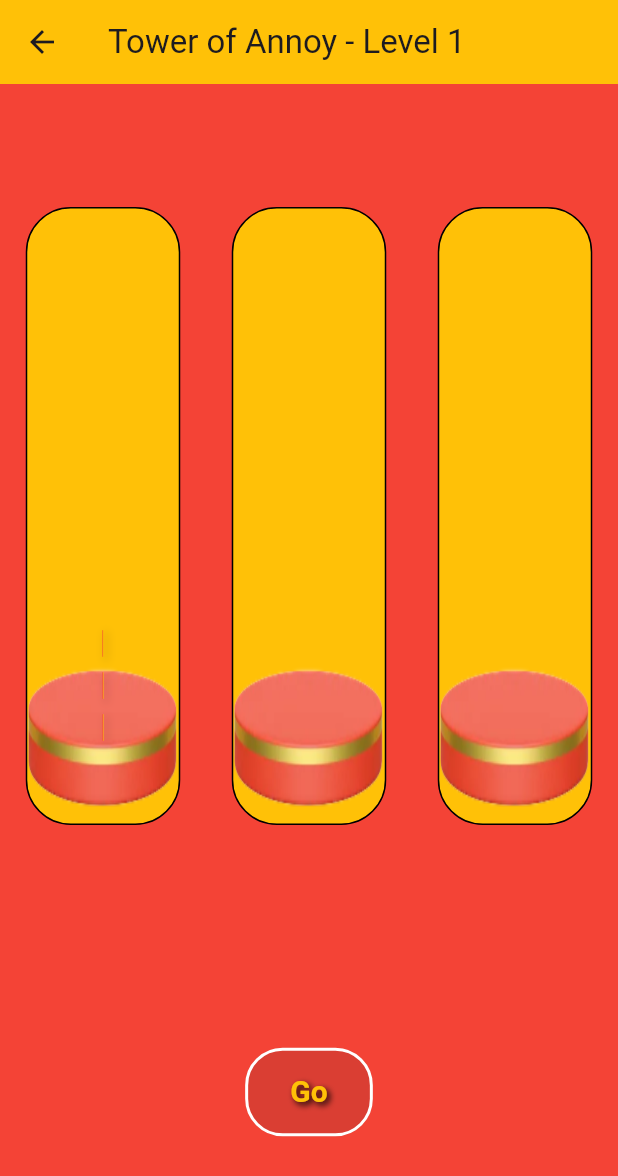
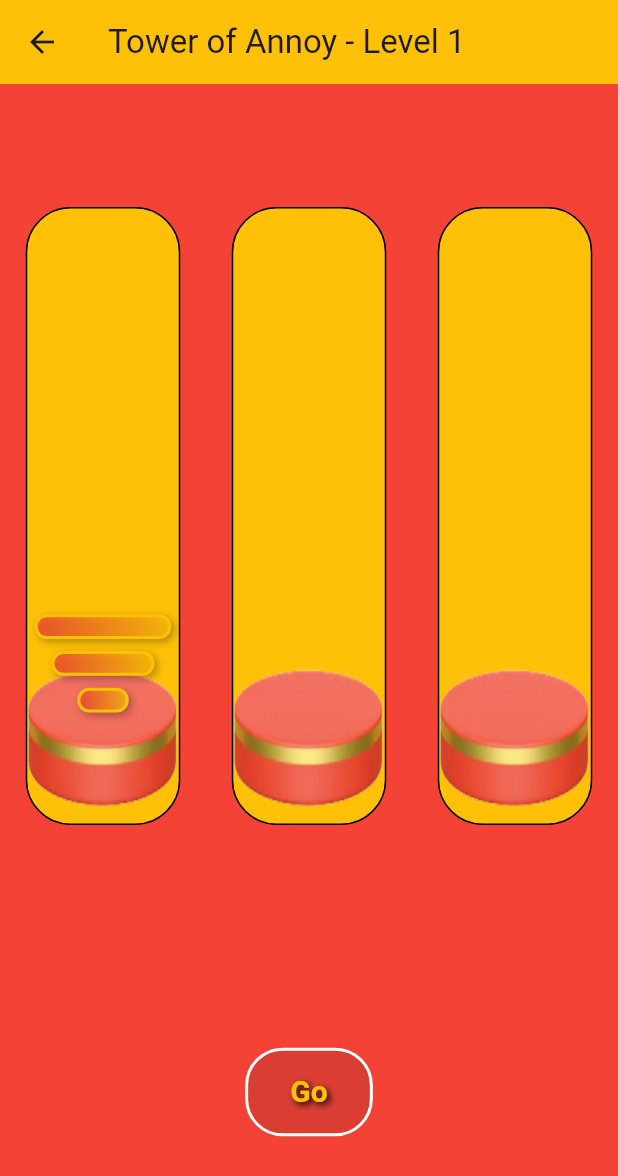
Before and after one commit to Rashmin47/Towers-of-Annoy, a Flutter app: the Level1Hanoi screen opened directly, on a phone screen of 412 x 824 dp. Shown: the top 1176 px of the screen. Run offline on Flutter 3.47's test engine with Material 3 defaults, Android fonts, the phone set to English and light mode, and no system bars; our stand-ins replace get.

Commit message:
Added upto work of 5hr 45 mins New Improvements :   Corrected Size for Mobile . Further Improvents on Wheels of tower.

```diff
--- a/lib/screens/level1_hanoi.dart
+++ b/lib/screens/level1_hanoi.dart
@@ -186,16 +186,18 @@ class _Level1HanoiState extends State<Level1Hanoi> {
                         color: Colors.amber,
                       ),
                       child: Padding(
-                        padding: const EdgeInsets.all(50.0),
+                        padding: const EdgeInsets.only(bottom: 70.0,left: 5,right: 5),
                         child: Column(
                           mainAxisAlignment: MainAxisAlignment.end,
                           children: pegs[pegIndex]
-                              .map((disk) => Draggable<int>(
-                            data: pegIndex,
-                            childWhenDragging: Opacity(opacity: 0.5, child: DiskWidget(size: disk)),
-                            feedback: DiskWidget(size: disk),
-                            child: DiskWidget(size: disk),
-                          ))
+                              .map((disk) =>  Flexible(
+                                child: Draggable<int>(
+                                                            data: pegIndex,
+                                                            childWhenDragging: Opacity(opacity: 0.5, child: DiskWidget(size: disk)),
+                                                            feedback: DiskWidget(size: disk),
+                                                            child: DiskWidget(size: disk),
+                                                          ),
+                              ))
                               .toList(),
                         ),
                       ),
--- a/lib/widgets/disk_widget.dart
+++ b/lib/widgets/disk_widget.dart
@@ -1,5 +1,4 @@
 import 'package:flutter/material.dart';
-
 class DiskWidget extends StatelessWidget {
   final int size;
 
@@ -9,10 +8,9 @@ class DiskWidget extends StatelessWidget {
   Widget build(BuildContext context) {
     return Container(
       margin: const EdgeInsets.symmetric(vertical: 4),
-      width: size * 40.0,
-      height: 20.0,
+      width: size * MediaQuery.of(context).size.width / 12, // Adjust width dynamically
+      height: MediaQuery.of(context).size.height / 50, // Adjust height dynamically
       decoration: BoxDecoration(
-        // Red/amber gradient background
         gradient: LinearGradient(
           colors: [
             Colors.red.withOpacity(0.8),
@@ -21,13 +19,12 @@ class DiskWidget extends StatelessWidget {
           begin: Alignment.centerLeft,
           end: Alignment.centerRight,
         ),
-        // Amber border
+        borderRadius: BorderRadius.circular(8),
         border: Border.all(color: Colors.amber, width: 2),
-        borderRadius: BorderRadius.circular(8),
         boxShadow: [
           BoxShadow(
             color: Colors.black.withOpacity(0.3),
-            offset: const Offset(2, 2),
+            offset: Offset(2, 2),
             blurRadius: 4,
           ),
         ],
```
